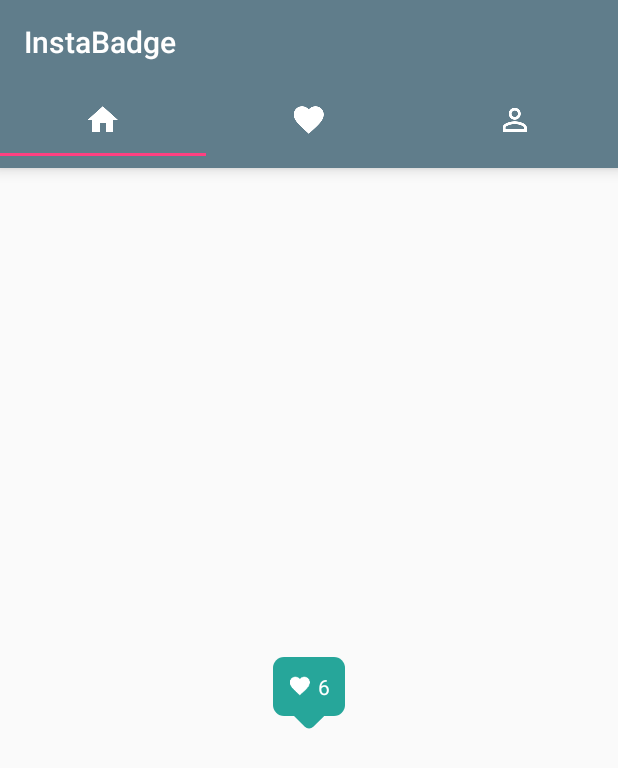
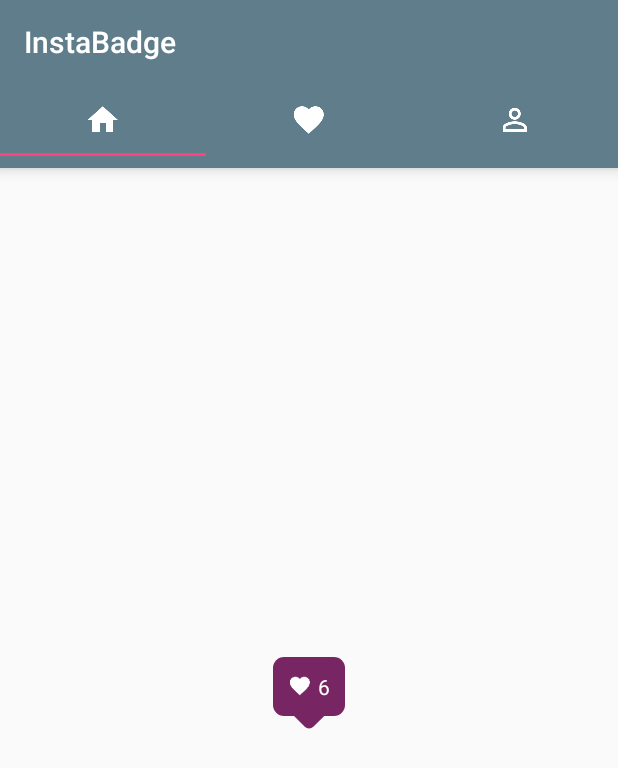
Before and after one commit to salRoid/InstaBadge, an Android app: the screen it shows after launch (MainActivity), on a phone screen of 412 x 824 dp. Shown: the top 768 px of the screen. Run offline under Robolectric (Android 15) with nearby library versions, the phone set to English and light mode, and no system bars.

Commit message:
set color  dynamically

```diff
--- a/app/src/main/java/tech/salroid/demo/instabadge/FragmentOne.java
+++ b/app/src/main/java/tech/salroid/demo/instabadge/FragmentOne.java
@@ -1,5 +1,6 @@
 package tech.salroid.demo.instabadge;
 
+import android.support.annotation.Nullable;
 import android.support.v4.app.Fragment;
 import android.os.Bundle;
 import android.view.LayoutInflater;
@@ -12,4 +13,14 @@ public class FragmentOne extends Fragment {
     public View onCreateView(LayoutInflater inflater, ViewGroup container, Bundle savedInstanceState) {
         return inflater.inflate(R.layout.activity_fragment_one, container, false);
     }
+
+    @Override
+    public void onViewCreated(View view, @Nullable Bundle savedInstanceState) {
+        super.onViewCreated(view, savedInstanceState);
+
+        /*
+        InstaBadge instaBadge = new InstaBadge(getActivity());
+        instaBadge.setBadgeColor("#735822");*/
+
+    }
 }
--- a/app/src/main/java/tech/salroid/demo/instabadge/InstaBadge.java
+++ b/app/src/main/java/tech/salroid/demo/instabadge/InstaBadge.java
@@ -26,7 +26,8 @@ public class InstaBadge extends LinearLayout {
     private TextView badge_text;
     private LinearLayout bottom_arrow;
 
-    private String BADGE_COLOR = "#26A69A";
+    //default badge color
+    private String BADGE_COLOR = "#000000";
 
     public InstaBadge(Context context) {
         super(context);
@@ -61,9 +62,9 @@ public class InstaBadge extends LinearLayout {
     private void initAttributes(TypedArray typedArray) {
 
         String text_color = typedArray.getString(R.styleable.InstaBadge_setColor);
-/*
+
         if (text_color!=null && text_color.length()>0)
-            BADGE_COLOR = Integer.parseInt(text_color);*/
+            BADGE_COLOR = text_color;
 
     }
 
@@ -79,6 +80,15 @@ public class InstaBadge extends LinearLayout {
         setupBadgeBackgroundColors();
 
     }
+
+
+
+    //manually set color of the badge
+
+    public void setBadgeColor(String color){
+        BADGE_COLOR = color;
+    }
+
 
     private void setupBadgeBackgroundColors() {
 
--- a/app/src/main/res/layout/activity_fragment_one.xml
+++ b/app/src/main/res/layout/activity_fragment_one.xml
@@ -11,6 +11,7 @@
         android:layout_centerInParent="true"
         android:layout_width="wrap_content"
         android:layout_height="wrap_content"
+        app:setColor="#782564"
         />
 
 </RelativeLayout>
```
